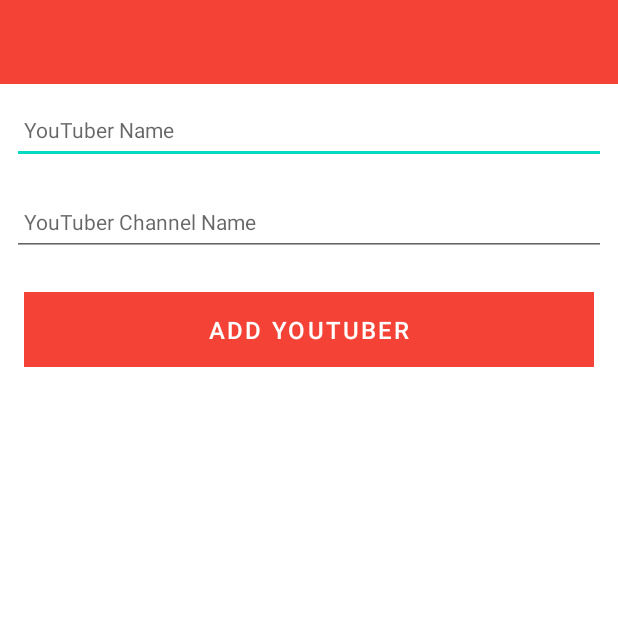
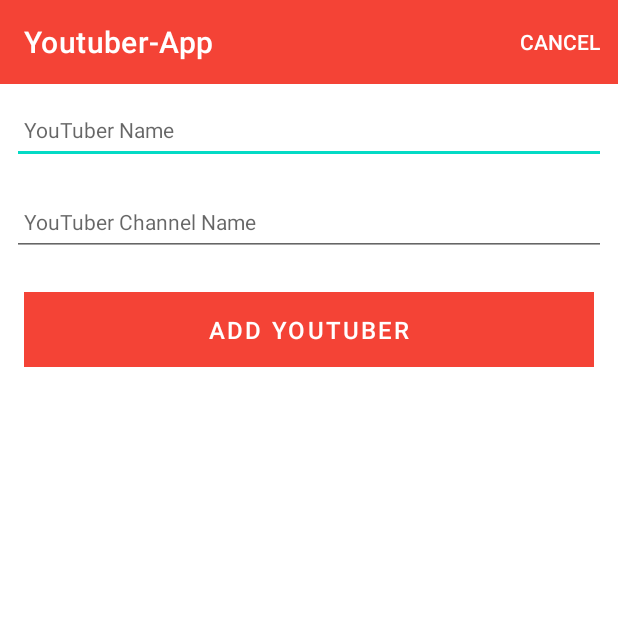
Before and after one commit to emmaroche/Youtuber-App-MAD1, an Android app: the YoutuberActivity screen opened directly, with no data from a screen before it, on a phone screen of 412 x 824 dp, the top half of it. Run offline under Robolectric (Android 15) with nearby library versions, the phone set to English and light mode, and no system bars; our stand-ins replace Timber; 1 statement that could not run was skipped.

Commit message:
Add cancel button

```diff
--- a/app/src/main/java/ie/setu/youtuberApp/activities/YoutuberActivity.kt
+++ b/app/src/main/java/ie/setu/youtuberApp/activities/YoutuberActivity.kt
@@ -2,7 +2,10 @@ package ie.setu.youtuberApp.activities
 
 import androidx.appcompat.app.AppCompatActivity
 import android.os.Bundle
+import android.view.Menu
+import android.view.MenuItem
 import com.google.android.material.snackbar.Snackbar
+import ie.setu.youtuberApp.R
 import ie.setu.youtuberApp.main.MainApp
 import ie.setu.youtuberApp.models.YoutuberModel
 import ie.setu.youtuberApp.databinding.ActivityYoutuberBinding
@@ -20,6 +23,9 @@ class YoutuberActivity : AppCompatActivity() {
         binding = ActivityYoutuberBinding.inflate(layoutInflater)
         setContentView(binding.root)
 
+        binding.toolbarAdd.title = title
+        setSupportActionBar(binding.toolbarAdd)
+
         app = application as MainApp
 
         i("YouTuber Activity started...")
@@ -28,20 +34,26 @@ class YoutuberActivity : AppCompatActivity() {
             youtuber.name = binding.youtuberName.text.toString()
             youtuber.channelName = binding.youtuberChannelName.text.toString()
             if (youtuber.name.isNotEmpty()) {
-
                 app.youtubers.add(youtuber.copy())
-                i("add Button Pressed: $youtuber")
-                for (i in app.youtubers.indices) {
-                    i("YouTuber[$i]:${this.app.youtubers[i]}")
-                }
                 setResult(RESULT_OK)
                 finish()
             }
             else {
-                Snackbar
-                    .make(it,"Please Enter a name", Snackbar.LENGTH_LONG)
+                Snackbar.make(it,"Please Enter a title", Snackbar.LENGTH_LONG)
                     .show()
             }
         }
     }
+
+    override fun onCreateOptionsMenu(menu: Menu): Boolean {
+        menuInflater.inflate(R.menu.menu_add_youtuber, menu)
+        return super.onCreateOptionsMenu(menu)
+    }
+
+    override fun onOptionsItemSelected(item: MenuItem): Boolean {
+        when (item.itemId) {
+            R.id.item_cancel -> { finish() }
+        }
+        return super.onOptionsItemSelected(item)
+    }
 }
--- /dev/null
+++ b/app/src/main/res/menu/menu_add_youtuber.xml
@@ -0,0 +1,9 @@
+<?xml version="1.0" encoding="utf-8"?>
+<menu xmlns:android="http://schemas.android.com/apk/res/android"
+    xmlns:app="http://schemas.android.com/apk/res-auto">
+
+    <item
+        android:id="@+id/item_cancel"
+        android:title="@string/menu_cancelAdd"
+        app:showAsAction="always"/>
+</menu>
--- a/app/src/main/res/values/strings.xml
+++ b/app/src/main/res/values/strings.xml
@@ -4,5 +4,6 @@
     <string name="hint_youtuberName">YouTuber Name</string>
     <string name="hint_youtuberChannelName">YouTuber Channel Name</string>
     <string name="menu_addYouTuber">Add</string>
+    <string name="menu_cancelAdd">Cancel</string>
 
 </resources>
```
